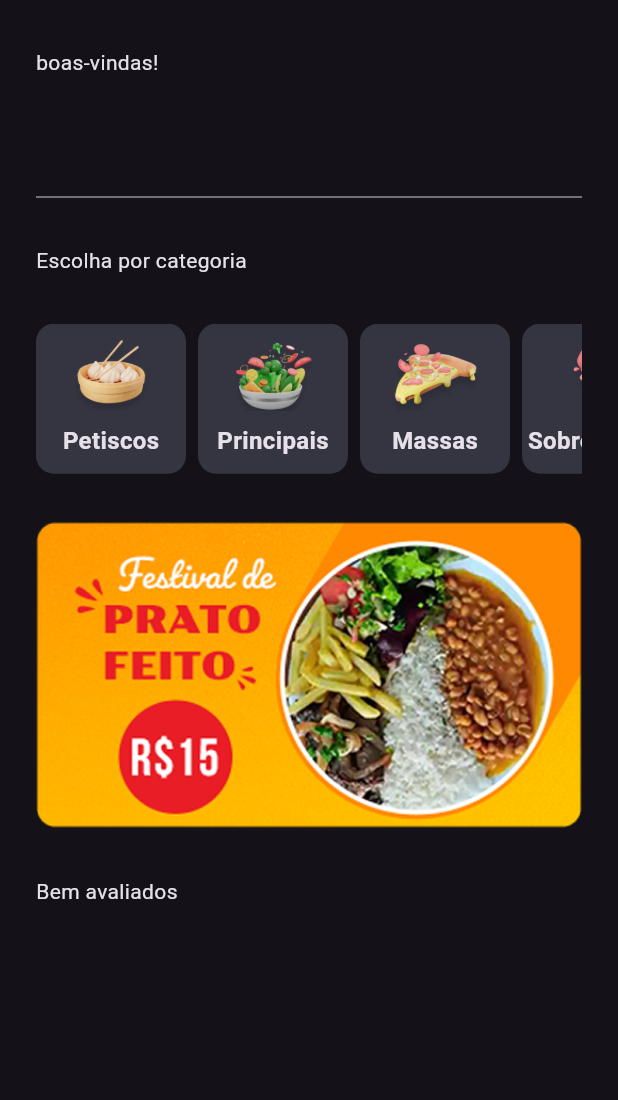
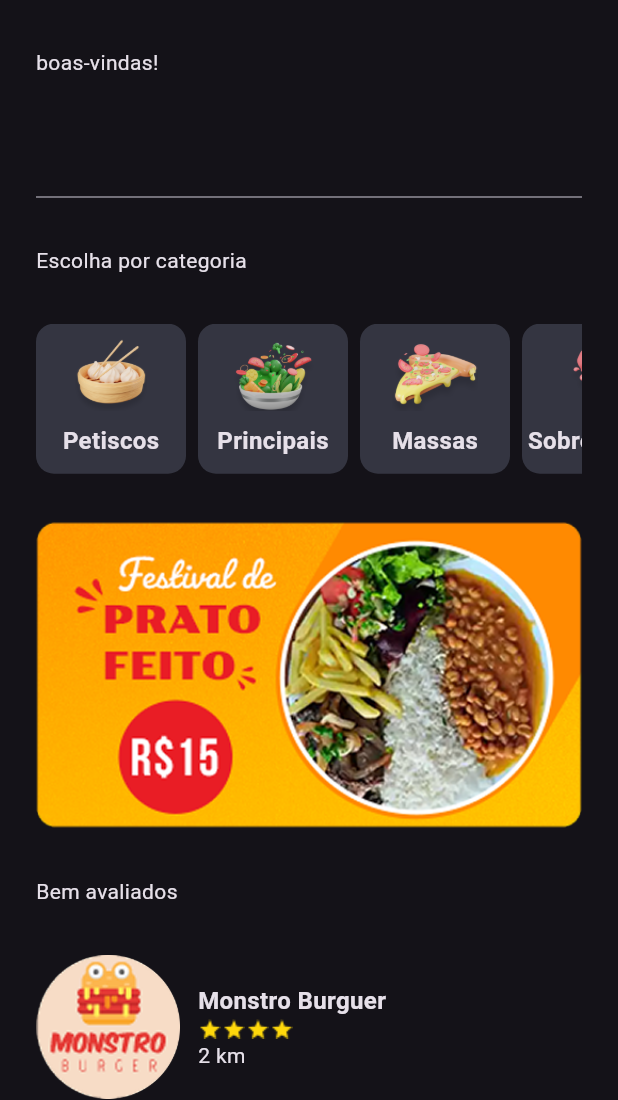
Before and after one commit to CaioFreireS/myapp, a Flutter app: the screen it shows after launch, after a tap on "Bora!", on a phone screen of 412 x 824 dp, the part 136-1236 px from its top. Run offline on Flutter 3.47's test engine with Material 3 defaults, Android fonts, the phone set to English and light mode, and no system bars.

Commit message:
fit: home_screen restaurants

```diff
--- /dev/null
+++ b/lib/data/restaurants_data.dart
@@ -0,0 +1,19 @@
+import 'dart:convert';
+import 'package:flutter/material.dart';
+import 'package:flutter/services.dart';
+import 'package:myapp/model/restaurant.dart';
+
+class RestaurantsData extends ChangeNotifier {
+  List<Restaurant> listRestaurant = [];
+
+  Future<void> getRestaurants() async {
+    String jsonString = await rootBundle.loadString('assets/data.json');
+    Map<String, dynamic> data = json.decode(jsonString);
+    List<dynamic> restaurantsData = data['restaurants'];
+
+    for (var restaurantData in restaurantsData) {
+      Restaurant restaurant = Restaurant.fromMap(restaurantData);
+      listRestaurant.add(restaurant);
+    }
+  }
+}
--- a/lib/main.dart
+++ b/lib/main.dart
@@ -1,9 +1,27 @@
 import 'package:flutter/material.dart';
+import 'package:myapp/data/restaurants_data.dart';
+import 'package:myapp/model/restaurant.dart';
 import 'package:myapp/ui/_core/app_theme.dart';
 import 'package:myapp/ui/splash/splash_screen.dart';
+import 'package:provider/provider.dart';
 
-void main() {
-  runApp(MyApp());
+void main() async {
+  WidgetsFlutterBinding.ensureInitialized();
+  RestaurantsData restaurantData = RestaurantsData();
+  await restaurantData.getRestaurants();
+
+  runApp(
+    MultiProvider(
+      providers: [
+        ChangeNotifierProvider(
+          create: (context) {
+            return restaurantData;
+          },
+        ),
+      ],
+      child: MyApp(),
+    ),
+  );
 }
 
 class MyApp extends StatelessWidget {
--- /dev/null
+++ b/lib/model/restaurant.dart
@@ -0,0 +1,48 @@
+class Restaurant {
+  String id;
+  String imagePath;
+  String name;
+  String description;
+  double stars;
+  int distance;
+  List<String> categories;
+
+  Restaurant({
+    required this.id,
+    required this.imagePath,
+    required this.name,
+    required this.description,
+    required this.stars,
+    required this.distance,
+    required this.categories,
+  });
+
+  Map<String, dynamic> toMap() {
+    return {
+      'id': id,
+      'imagePath': imagePath,
+      'name': name,
+      'description': description,
+      'stars': stars,
+      'distance': distance,
+      'categories': categories,
+    };
+  }
+
+  factory Restaurant.fromMap(Map<String, dynamic> map) {
+    return Restaurant(
+      id: map['id'],
+      imagePath: map['imagePath'],
+      name: map['name'],
+      description: map['description'],
+      stars: map['stars'],
+      distance: map['distance'],
+      categories: List<String>.from(map['categories']),
+    );
+  }
+
+  @override
+  String toString(){
+    return 'Restaurant(id: $id, imagePath: $imagePath, name: $name, description: $description, stars: $stars, distance: $distance, categories: $categories)';
+  }
+}
--- a/lib/ui/home/home_screen.dart
+++ b/lib/ui/home/home_screen.dart
@@ -1,12 +1,17 @@
 import 'package:flutter/material.dart';
 import 'package:myapp/data/categories_data.dart';
+import 'package:myapp/data/restaurants_data.dart';
+import 'package:myapp/model/restaurant.dart';
 import 'package:myapp/ui/home/widgets/category_widget.dart';
+import 'package:myapp/ui/home/widgets/restaurant_widget.dart';
+import 'package:provider/provider.dart';
 
 class HomeScreen extends StatelessWidget {
   const HomeScreen({super.key});
 
   @override
   Widget build(BuildContext context) {
+    RestaurantsData restaurantData = Provider.of<RestaurantsData>(context);
     return Scaffold(
       drawer: Drawer(),
       appBar: AppBar(
@@ -29,15 +34,27 @@ class HomeScreen extends StatelessWidget {
                 scrollDirection: Axis.horizontal,
                 child: Row(
                   spacing: 8,
-                  children: List.generate(CategoriesData.listCategories.length, (
-                    index,
-                  ) {
-                    return CategoryWidget(category: CategoriesData.listCategories[index]);
-                  }),
+                  children: List.generate(
+                    CategoriesData.listCategories.length,
+                    (index) {
+                      return CategoryWidget(
+                        category: CategoriesData.listCategories[index],
+                      );
+                    },
+                  ),
                 ),
               ),
               Image.asset("assets/banners/banner_promo.png"),
               Text("Bem avaliados"),
+              Column(
+                spacing: 10,
+                children: List.generate(restaurantData.listRestaurant.length, (
+                  index,
+                ) {
+                  Restaurant restaurant = restaurantData.listRestaurant[index];
+                  return RestaurantWidget(restaurant: restaurant);
+                }),
+              ),
               SizedBox(height: 64),
             ],
           ),
--- /dev/null
+++ b/lib/ui/home/widgets/restaurant_widget.dart
@@ -0,0 +1,29 @@
+import 'package:flutter/material.dart';
+import 'package:myapp/model/restaurant.dart';
+
+class RestaurantWidget extends StatelessWidget {
+  final Restaurant restaurant;
+  const RestaurantWidget({super.key, required this.restaurant});
+
+  @override
+  Widget build(BuildContext context) {
+    return Row(
+      spacing: 12,
+      children: [
+        Image.asset('assets/${restaurant.imagePath}',width: 96,),
+        Column(
+          crossAxisAlignment: CrossAxisAlignment.start,
+          children: [
+            Text(restaurant.name, style: TextStyle(fontWeight: FontWeight.bold, fontSize: 16),),
+            Row(
+              children: List.generate(restaurant.stars.toInt(), (index) {
+                return Image.asset('assets/others/star.png', width: 16,);
+              }),
+            ),
+            Text('${restaurant.distance} km'),
+          ],
+        ),
+      ],
+    );
+  }
+}
--- a/pubspec.yaml
+++ b/pubspec.yaml
@@ -34,6 +34,7 @@ dependencies:
   # The following adds the Cupertino Icons font to your application.
   # Use with the CupertinoIcons class for iOS style icons.
   cupertino_icons: ^1.0.8
+  provider: ^6.1.4
 
 dev_dependencies:
   flutter_test:
```
Also changed, not shown: pubspec.lock.
